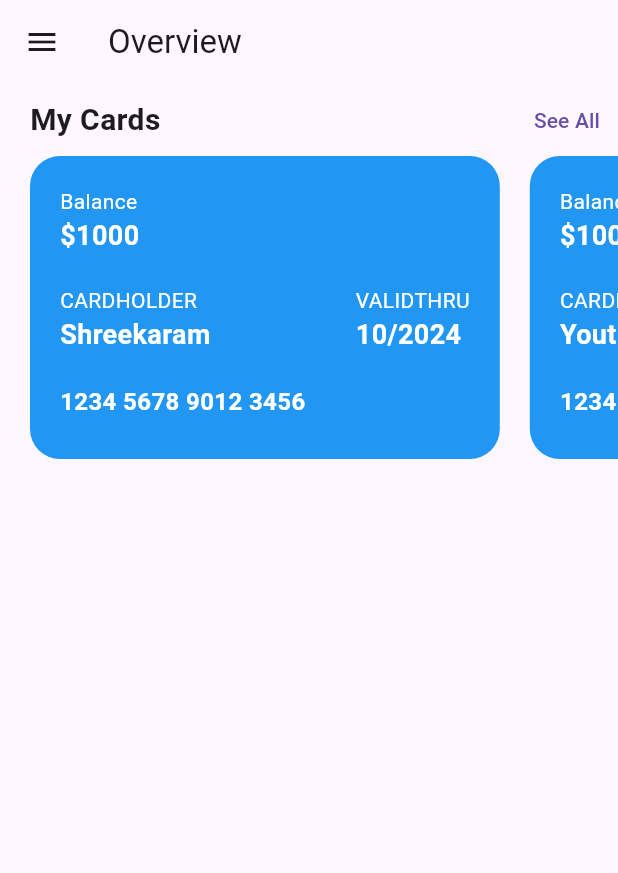
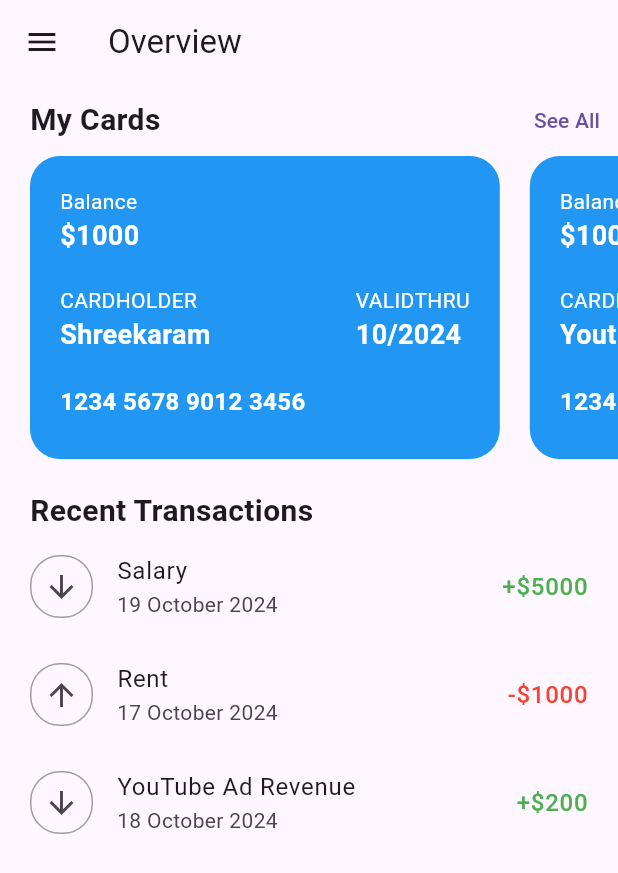
Before and after one commit to shreekaramhq/bankdash, a Flutter app: the screen it shows after launch, on a phone screen of 412 x 824 dp. Shown: the top 873 px of the screen. Run offline on Flutter 3.47's test engine with Material 3 defaults, Android fonts, the phone set to English and light mode, and no system bars; our stand-ins replace go_router.

Commit message:
feat: add recent transactions section on overview page

```diff
--- /dev/null
+++ b/lib/modules/transactions/barrel.dart
@@ -0,0 +1 @@
+export "presentation/recent_transactions.dart";
--- /dev/null
+++ b/lib/modules/transactions/data/transactions_list.dart
@@ -0,0 +1,28 @@
+import 'package:bankdash/modules/transactions/domain/transaction.dart';
+
+final transactionList = [
+  Transaction(
+    id: "1",
+    title: "Salary",
+    date: DateTime.now(),
+    amount: 5000,
+    type: TransactionType.income,
+    accountId: "1",
+  ),
+  Transaction(
+    id: "2",
+    title: "Rent",
+    date: DateTime.now().subtract(const Duration(days: 2)),
+    amount: 1000,
+    type: TransactionType.expense,
+    accountId: "1",
+  ),
+  Transaction(
+    id: "3",
+    title: "YouTube Ad Revenue",
+    date: DateTime.now().subtract(const Duration(days: 1)),
+    amount: 200,
+    type: TransactionType.income,
+    accountId: "2",
+  ),
+];
--- /dev/null
+++ b/lib/modules/transactions/domain/transaction.dart
@@ -0,0 +1,29 @@
+import 'package:intl/intl.dart';
+
+enum TransactionType { income, expense }
+
+class Transaction {
+  final String id;
+  final String title;
+  final DateTime date;
+  final double amount;
+  final String currency;
+  final TransactionType type;
+  final String accountId;
+
+  Transaction({
+    required this.id,
+    required this.title,
+    required this.date,
+    required this.amount,
+    required this.type,
+    required this.accountId,
+    this.currency = "\$",
+  });
+}
+
+extension TransactionX on Transaction {
+  String get formattedDate => DateFormat("dd MMMM yyyy").format(date);
+  String get formattedAmount =>
+      "${type == TransactionType.income ? "+" : "-"}$currency${amount.round()}";
+}
--- /dev/null
+++ b/lib/modules/transactions/presentation/recent_transactions.dart
@@ -0,0 +1,34 @@
+import 'package:flutter/material.dart';
+
+import '../data/transactions_list.dart';
+import 'widgets/transaction_card.dart';
+
+class RecentTransactions extends StatelessWidget {
+  const RecentTransactions({super.key});
+
+  @override
+  Widget build(BuildContext context) {
+    return Column(
+      crossAxisAlignment: CrossAxisAlignment.start,
+      children: [
+        const Text(
+          "Recent Transactions",
+          style: TextStyle(
+            fontSize: 20,
+            fontWeight: FontWeight.bold,
+          ),
+        ),
+        ListView.builder(
+          physics: const NeverScrollableScrollPhysics(),
+          itemCount: 3,
+          shrinkWrap: true,
+          itemBuilder: (context, index) {
+            final transaction = transactionList[index];
+
+            return TransactionCard(transaction: transaction);
+          },
+        ),
+      ],
+    );
+  }
+}
--- /dev/null
+++ b/lib/modules/transactions/presentation/widgets/transaction_card.dart
@@ -0,0 +1,38 @@
+import 'package:flutter/material.dart';
+
+import '../../domain/transaction.dart';
+
+class TransactionCard extends StatelessWidget {
+  final Transaction transaction;
+  const TransactionCard({super.key, required this.transaction});
+
+  @override
+  Widget build(BuildContext context) {
+    return ListTile(
+      contentPadding: EdgeInsets.zero,
+      leading: Container(
+        padding: const EdgeInsets.all(8),
+        decoration: BoxDecoration(
+          borderRadius: BorderRadius.circular(20),
+          border: Border.all(color: Colors.grey),
+        ),
+        child: Icon(
+          transaction.type == TransactionType.income
+              ? Icons.arrow_downward
+              : Icons.arrow_upward,
+        ),
+      ),
+      title: Text(transaction.title),
+      subtitle: Text(transaction.formattedDate),
+      trailing: Text(
+        transaction.formattedAmount,
+        style: TextStyle(
+          color: transaction.type == TransactionType.income
+              ? Colors.green
+              : Colors.red,
+          fontSize: 16,
+        ),
+      ),
+    );
+  }
+}
--- a/lib/navigation/screens/overview_screen.dart
+++ b/lib/navigation/screens/overview_screen.dart
@@ -1,6 +1,7 @@
 import 'package:flutter/material.dart';
 
 import 'package:bankdash/modules/cards/barrel.dart';
+import 'package:bankdash/modules/transactions/barrel.dart';
 
 import 'widgets/home_app_bar.dart';
 
@@ -16,10 +17,15 @@ class OverviewScreen extends StatelessWidget {
           Scaffold.of(context).openDrawer();
         },
       ),
-      body: const SingleChildScrollView(
+      body: SingleChildScrollView(
         child: Column(
           children: [
-            CardsSlider(),
+            const CardsSlider(),
+            const SizedBox(height: 20),
+            Container(
+              padding: const EdgeInsets.symmetric(horizontal: 20),
+              child: const RecentTransactions(),
+            ),
           ],
         ),
       ),
--- a/pubspec.yaml
+++ b/pubspec.yaml
@@ -13,6 +13,7 @@ dependencies:
 
   cupertino_icons: ^1.0.8
   go_router: ^14.3.0
+  intl: ^0.19.0
 
 dev_dependencies:
   flutter_test:
```
Also changed, not shown: pubspec.lock.
